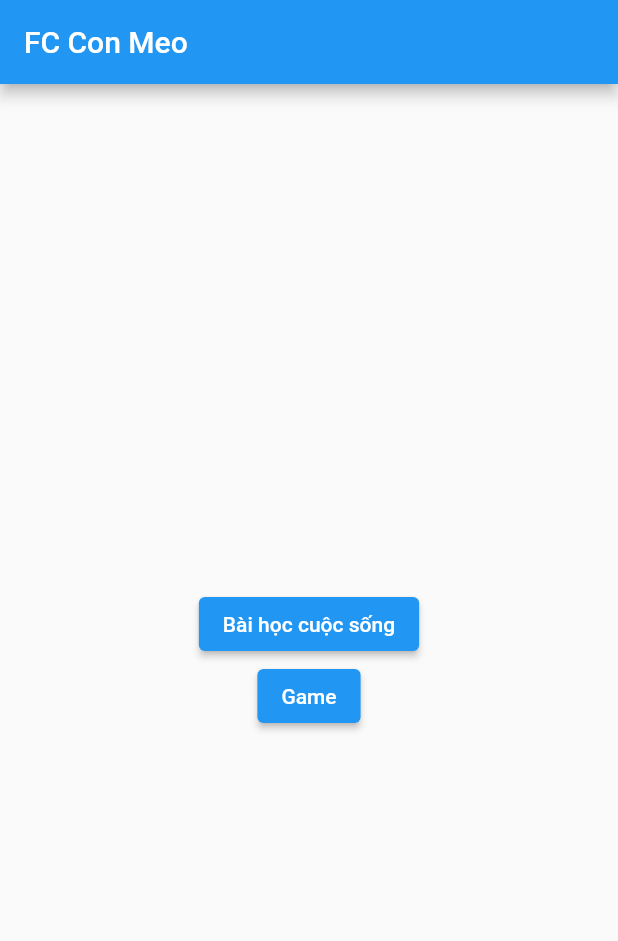
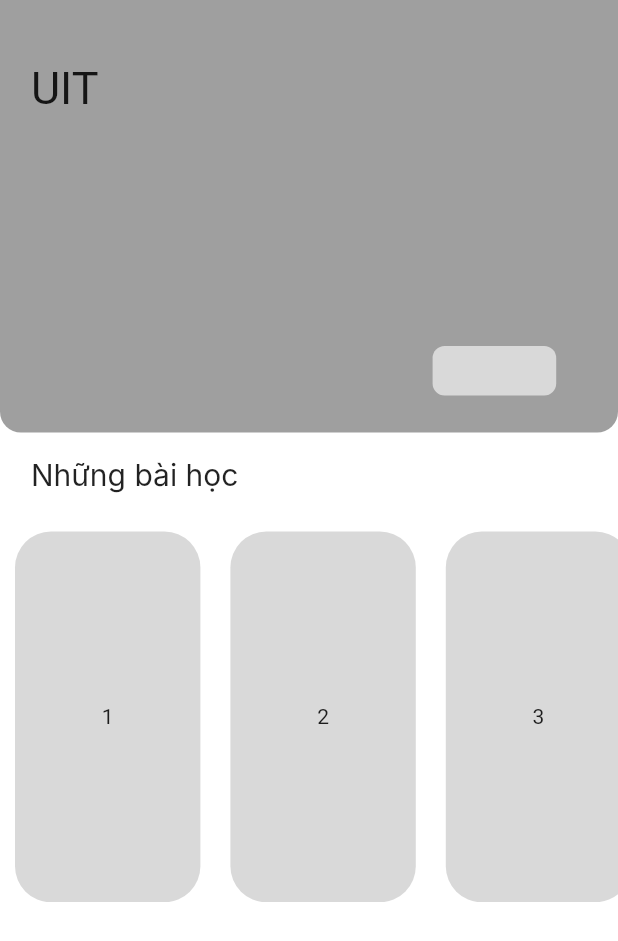
Before and after one commit to ntl22/uit_app, a Flutter app: the screen it shows after launch, on a phone screen of 412 x 824 dp. Shown: the top 941 px of the screen. Run offline on Flutter 3.47's test engine with Material 2 defaults, Android fonts, the phone set to English and light mode, and no system bars; Roboto replaces fonts that are missing (Inter).

Commit message:
update homepage

```diff
--- a/lib/widgets/game.dart
+++ b/lib/widgets/game.dart
@@ -7,10 +7,12 @@
   Widget build(BuildContext context) {
     return Scaffold(
       appBar: AppBar(
-        title: const Text("Trò chơi"),
-        leading: BackButton(
+        leading: IconButton(
+          icon: Icon(Icons.arrow_back_rounded),
           onPressed: () => Navigator.pop(context),
         ),
+        title: const Text("Game"),
+        centerTitle: true,
       ),
     );
   }
--- a/lib/widgets/homepage.dart
+++ b/lib/widgets/homepage.dart
@@ -10,7 +10,6 @@
     return MaterialApp(
       debugShowCheckedModeBanner: false,
       title: 'UIT Hackathon',
-      // theme: ThemeData(scaffoldBackgroundColor: Colors.blue),
       home: const HomePage(title: 'UIT'),
     );
   }
@@ -26,79 +25,114 @@
 }
 
 class _HomePageState extends State<HomePage> {
-  int _counter = 0;
+  @override
+  Widget build(BuildContext context) {
+    var screenSize = MediaQuery.of(context).size;
 
-  void _incrementCounter() {
-    setState(() {
-      _counter++;
-    });
+    return Scaffold(
+        body: Container(
+      width: screenSize.width,
+      height: screenSize.height,
+      decoration: BoxDecoration(color: Color.fromRGBO(255, 255, 255, 1)),
+      child: Stack(
+        children: [
+          Positioned(
+              top: 0,
+              left: 0,
+              child: Container(
+                width: screenSize.width,
+                height: screenSize.height * .35,
+                decoration: BoxDecoration(
+                  color: Color.fromRGBO(159, 159, 159, 1),
+                  borderRadius: BorderRadius.only(
+                    topLeft: Radius.circular(0),
+                    topRight: Radius.circular(0),
+                    bottomLeft: Radius.circular(14),
+                    bottomRight: Radius.circular(14),
+                  ),
+                ),
+                child: Stack(
+                  children: [
+                    Positioned(
+                        top: screenSize.width * .1,
+                        left: screenSize.width * .05,
+                        child: Text(
+                          widget.title,
+                          style: TextStyle(fontSize: 30),
+                        )),
+                    Positioned(
+                        top: screenSize.height * .28,
+                        left: screenSize.width * .7,
+                        child: GestureDetector(
+                          onTap: () => Navigator.push(
+                              context,
+                              MaterialPageRoute(
+                                  builder: (context) => LessonPage())),
+                          child: Container(
+                            width: screenSize.width * 0.2,
+                            height: screenSize.height * 0.04,
+                            decoration: BoxDecoration(
+                                borderRadius: BorderRadius.only(
+                                    topLeft: Radius.circular(8),
+                                    topRight: Radius.circular(8),
+                                    bottomLeft: Radius.circular(8),
+                                    bottomRight: Radius.circular(8)),
+                                color: Color.fromRGBO(217, 217, 217, 1)),
+                          ),
+                        ))
+                  ],
+                ),
+              )),
+          Positioned(
+              top: screenSize.height * .37,
+              left: screenSize.width * .05,
+              child: const Text(
+                "Những bài học",
+                textAlign: TextAlign.left,
+                style: TextStyle(fontFamily: 'Inter', fontSize: 20),
+              )),
+          Positioned(
+              top: screenSize.height * .43,
+              left: 0,
+              child: SizedBox(
+                width: screenSize.width,
+                height: screenSize.height * 0.3,
+                child: ListView(
+                  scrollDirection: Axis.horizontal,
+                  children: List.generate(9, (index) =>
+                    Padding(
+                      padding: EdgeInsets.only(left: 10.0, right: 10.0),
+                      child: LessonListTile(index: index + 1),
+                    ),
+                  ),
+                ),
+              ))
+        ],
+      ),
+    ));
   }
+}
+
+class LessonListTile extends StatelessWidget {
+  final int index;
+
+  const LessonListTile({super.key, required this.index});
 
   @override
   Widget build(BuildContext context) {
     var screenSize = MediaQuery.of(context).size;
 
-    return Scaffold(
-        // body: Column(
-        //   children: <Widget>[
-        //     ClipPath(
-        //       clipper: TitleCustomClipper(),
-        //       child: Container(
-        //         height: screenSize.height * 0.4,
-        //         decoration: BoxDecoration(
-        //           gradient: LinearGradient(
-        //               begin: Alignment.bottomLeft,
-        //               end: Alignment.topRight,
-        //               colors: [Colors.red, Colors.black]),
-        //         ),
-        //       ),
-        //     ),
-        //   ],
-        // ),
-        appBar: AppBar(
-          title: const Text('FC Con Meo'),
-        ),
-        body: Center(
-            child: Column(
-            mainAxisAlignment: MainAxisAlignment.center,
-            children: [
-              ElevatedButton(
-                onPressed: () =>
-                  Navigator.push(context,
-                  MaterialPageRoute(
-                    builder: (context) => const LessonPage()
-                  )
-                ),
-                child: const Text("Bài học cuộc sống")
-              ),
-              ElevatedButton(
-                onPressed: () =>
-                  Navigator.push(context,
-                  MaterialPageRoute(
-                    builder: (context) => const GamePage()
-                  )
-                ),
-                child: const Text("Game")
-              )
-          ],
-        )
-      )
+    return GestureDetector(
+      onTap: () => Navigator.push(context,
+          MaterialPageRoute(builder: (context) => GamePage())),
+      child: Container(
+          width: screenSize.width * 0.3,
+          decoration: BoxDecoration(
+            borderRadius: BorderRadius.all(Radius.circular(24)),
+            color: Color.fromRGBO(217, 217, 217, 1),
+          ),
+          child: Center(child: Text('$index', textAlign: TextAlign.center))
+      ),
     );
   }
 }
-
-// class TitleCustomClipper extends CustomClipper<Path> {
-//   @override
-//   Path getClip(Size size) {
-//     var path = Path();
-//     path.lineTo(0, size.height);
-//     path.lineTo(size.width, size.height);
-//     path.lineTo(size.width, 0);
-
-//     path.close();
-//     return path;
-//   }
-
-//   @override
-//   bool shouldReclip(CustomClipper<Path> oldClipper) => this != oldClipper;
-// }
--- a/lib/widgets/lesson.dart
+++ b/lib/widgets/lesson.dart
@@ -7,11 +7,15 @@
   Widget build(BuildContext context) {
     return Scaffold(
       appBar: AppBar(
-        title: const Text("Bài học cuộc sống"),
-        leading: BackButton(
+        leading: IconButton(
+          icon: Icon(Icons.arrow_back_rounded, color: Colors.black),
           onPressed: () => Navigator.pop(context),
         ),
+        title: const Text("Thông tin", style: TextStyle(color: Colors.black)),
+        centerTitle: true,
+        backgroundColor: Color.fromRGBO(255, 255, 255, 1),
       ),
+
     );
   }
 }
```
Also changed, not shown: 1 other file.
